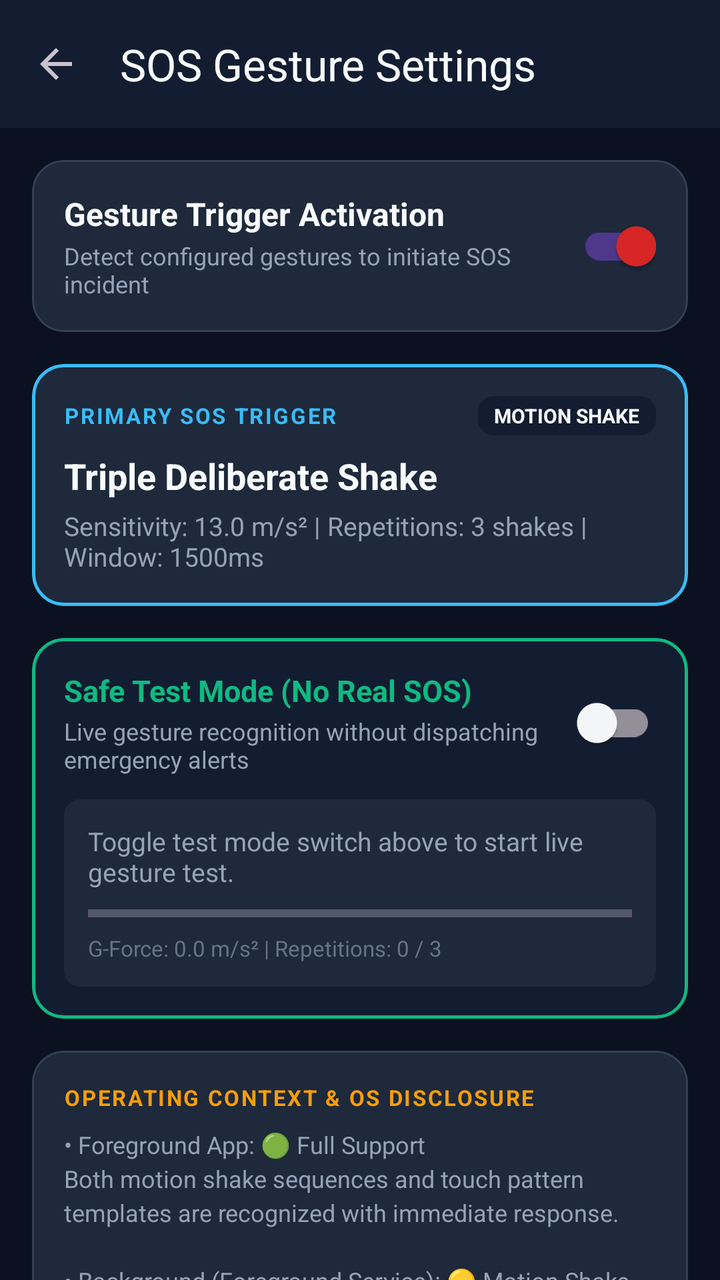
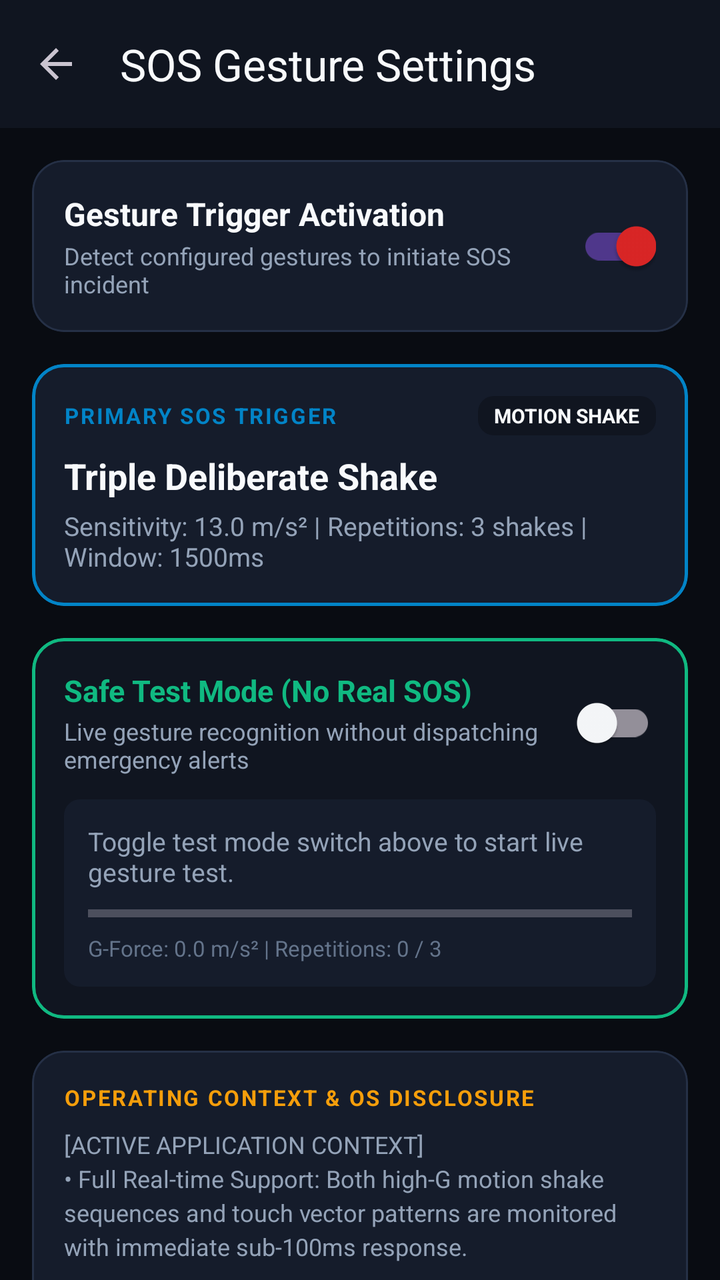

An Android layout rendered at two revisions. The XML below is the earlier revision; the diff shows what the commit changed to produce the second picture.
<!-- AndroidManifest.xml: activity theme Theme.DURGA -->
<!-- res/layout/activity_gesture_settings.xml -->
<?xml version="1.0" encoding="utf-8"?>
<androidx.coordinatorlayout.widget.CoordinatorLayout
    xmlns:android="http://schemas.android.com/apk/res/android"
    xmlns:app="http://schemas.android.com/apk/res-auto"
    xmlns:tools="http://schemas.android.com/tools"
    android:layout_width="match_parent"
    android:layout_height="match_parent"
    android:background="@color/durga_dark_bg">

    <com.google.android.material.appbar.AppBarLayout
        android:layout_width="match_parent"
        android:layout_height="wrap_content"
        android:background="@color/durga_surface_dark">

        <com.google.android.material.appbar.MaterialToolbar
            android:id="@+id/toolbar"
            android:layout_width="match_parent"
            android:layout_height="?attr/actionBarSize"
            app:navigationIcon="?attr/homeAsUpIndicator"
            app:title="SOS Gesture Settings"
            app:titleTextColor="@color/text_primary" />
    </com.google.android.material.appbar.AppBarLayout>

    <androidx.core.widget.NestedScrollView
        android:layout_width="match_parent"
        android:layout_height="match_parent"
        android:fillViewport="true"
        app:layout_behavior="@string/appbar_scrolling_view_behavior">

        <LinearLayout
            android:layout_width="match_parent"
            android:layout_height="wrap_content"
            android:orientation="vertical"
            android:padding="16dp">

            
            <com.google.android.material.card.MaterialCardView
                android:layout_width="match_parent"
                android:layout_height="wrap_content"
                android:layout_marginBottom="16dp"
                app:cardBackgroundColor="@color/durga_card_bg"
                app:cardCornerRadius="16dp"
                app:strokeColor="@color/durga_card_border"
                app:strokeWidth="1dp">

                <LinearLayout
                    android:layout_width="match_parent"
                    android:layout_height="wrap_content"
                    android:orientation="horizontal"
                    android:gravity="center_vertical"
                    android:padding="16dp">

                    <LinearLayout
                        android:layout_width="0dp"
                        android:layout_height="wrap_content"
                        android:layout_weight="1"
                        android:orientation="vertical">

                        <TextView
                            android:layout_width="wrap_content"
                            android:layout_height="wrap_content"
                            android:text="Gesture Trigger Activation"
                            android:textColor="@color/text_primary"
                            android:textSize="16sp"
                            android:textStyle="bold" />

                        <TextView
                            android:layout_width="wrap_content"
                            android:layout_height="wrap_content"
                            android:layout_marginTop="2dp"
                            android:text="Detect configured gestures to initiate SOS incident"
                            android:textColor="@color/text_secondary"
                            android:textSize="12sp" />
                    </LinearLayout>

                    <com.google.android.material.switchmaterial.SwitchMaterial
                        android:id="@+id/switchGestureEnabled"
                        android:layout_width="wrap_content"
                        android:layout_height="wrap_content"
                        android:checked="true" />
                </LinearLayout>
            </com.google.android.material.card.MaterialCardView>

            
            <com.google.android.material.card.MaterialCardView
                android:layout_width="match_parent"
                android:layout_height="wrap_content"
                android:layout_marginBottom="16dp"
                app:cardBackgroundColor="@color/durga_card_bg"
                app:cardCornerRadius="16dp"
                app:strokeColor="@color/durga_blue_accent"
                app:strokeWidth="1.5dp">

                <LinearLayout
                    android:layout_width="match_parent"
                    android:layout_height="wrap_content"
                    android:orientation="vertical"
                    android:padding="16dp">

                    <LinearLayout
                        android:layout_width="match_parent"
                        android:layout_height="wrap_content"
                        android:gravity="center_vertical"
                        android:orientation="horizontal">

                        <TextView
                            android:layout_width="0dp"
                            android:layout_height="wrap_content"
                            android:layout_weight="1"
                            android:text="PRIMARY SOS TRIGGER"
                            android:textColor="@color/durga_blue_accent"
                            android:textSize="11sp"
                            android:letterSpacing="0.08"
                            android:textStyle="bold" />

                        <TextView
                            android:id="@+id/tvPrimaryTypeBadge"
                            android:layout_width="wrap_content"
                            android:layout_height="wrap_content"
                            android:background="@drawable/badge_bg"
                            android:backgroundTint="@color/durga_surface_dark"
                            android:paddingHorizontal="8dp"
                            android:paddingVertical="3dp"
                            android:text="MOTION SHAKE"
                            android:textColor="@color/text_primary"
                            android:textSize="10sp"
                            android:textStyle="bold" />
                    </LinearLayout>

                    <TextView
                        android:id="@+id/tvPrimaryGestureName"
                        android:layout_width="wrap_content"
                        android:layout_height="wrap_content"
                        android:layout_marginTop="8dp"
                        android:text="Triple Deliberate Shake"
                        android:textColor="@color/text_primary"
                        android:textSize="18sp"
                        android:textStyle="bold" />

                    <TextView
                        android:id="@+id/tvPrimaryGestureDetails"
                        android:layout_width="wrap_content"
                        android:layout_height="wrap_content"
                        android:layout_marginTop="4dp"
                        android:text="Sensitivity: 13.0 m/s² | Repetitions: 3 shakes | Window: 1500ms"
                        android:textColor="@color/text_secondary"
                        android:textSize="13sp" />
                </LinearLayout>
            </com.google.android.material.card.MaterialCardView>

            
            <com.google.android.material.card.MaterialCardView
                android:layout_width="match_parent"
                android:layout_height="wrap_content"
                android:layout_marginBottom="16dp"
                app:cardBackgroundColor="@color/durga_surface_dark"
                app:cardCornerRadius="16dp"
                app:strokeColor="@color/durga_green_safe"
                app:strokeWidth="1.5dp">

                <LinearLayout
                    android:layout_width="match_parent"
                    android:layout_height="wrap_content"
                    android:orientation="vertical"
                    android:padding="16dp">

                    <LinearLayout
                        android:layout_width="match_parent"
                        android:layout_height="wrap_content"
                        android:gravity="center_vertical"
                        android:orientation="horizontal">

                        <LinearLayout
                            android:layout_width="0dp"
                            android:layout_height="wrap_content"
                            android:layout_weight="1"
                            android:orientation="vertical">

                            <TextView
                                android:layout_width="wrap_content"
                                android:layout_height="wrap_content"
                                android:text="Safe Test Mode (No Real SOS)"
                                android:textColor="@color/durga_green_safe"
                                android:textSize="15sp"
                                android:textStyle="bold" />

                            <TextView
                                android:layout_width="wrap_content"
                                android:layout_height="wrap_content"
                                android:layout_marginTop="2dp"
                                android:text="Live gesture recognition without dispatching emergency alerts"
                                android:textColor="@color/text_secondary"
                                android:textSize="12sp" />
                        </LinearLayout>

                        <com.google.android.material.switchmaterial.SwitchMaterial
                            android:id="@+id/switchTestMode"
                            android:layout_width="wrap_content"
                            android:layout_height="wrap_content"
                            android:checked="false" />
                    </LinearLayout>

                    <LinearLayout
                        android:id="@+id/layoutTestFeedback"
                        android:layout_width="match_parent"
                        android:layout_height="wrap_content"
                        android:layout_marginTop="12dp"
                        android:background="@drawable/badge_bg"
                        android:backgroundTint="@color/durga_card_bg"
                        android:orientation="vertical"
                        android:padding="12dp">

                        <TextView
                            android:id="@+id/tvTestStatusLabel"
                            android:layout_width="wrap_content"
                            android:layout_height="wrap_content"
                            android:text="Toggle test mode switch above to start live gesture test."
                            android:textColor="@color/text_secondary"
                            android:textSize="13sp" />

                        <ProgressBar
                            android:id="@+id/pbAccelerationMeter"
                            style="?android:attr/progressBarStyleHorizontal"
                            android:layout_width="match_parent"
                            android:layout_height="8dp"
                            android:layout_marginTop="8dp"
                            android:max="30"
                            android:progress="0"
                            android:progressTint="@color/durga_blue_accent" />

                        <TextView
                            android:id="@+id/tvTestTelemetry"
                            android:layout_width="wrap_content"
                            android:layout_height="wrap_content"
                            android:layout_marginTop="6dp"
                            android:text="G-Force: 0.0 m/s² | Repetitions: 0 / 3"
                            android:textColor="@color/text_muted"
                            android:textSize="11sp" />

                        
                        <LinearLayout
                            android:id="@+id/layoutTouchTestCanvas"
                            android:layout_width="match_parent"
                            android:layout_height="wrap_content"
                            android:layout_marginTop="8dp"
                            android:orientation="vertical"
                            android:visibility="gone">

                            <TextView
                                android:layout_width="wrap_content"
                                android:layout_height="wrap_content"
                                android:text="Draw pattern on canvas below to test template match:"
                                android:textColor="@color/text_secondary"
                                android:textSize="12sp" />

                            <com.durga.emergency.ui.gesture.GestureDrawingView
                                android:id="@+id/drawingViewTest"
                                android:layout_width="match_parent"
                                android:layout_height="140dp"
                                android:layout_marginTop="6dp" />

                            <Button
                                android:id="@+id/btnClearTestCanvas"
                                style="@style/Widget.Material3.Button.TextButton"
                                android:layout_width="wrap_content"
                                android:layout_height="wrap_content"
                                android:layout_gravity="end"
                                android:text="Clear Canvas"
                                android:textColor="@color/durga_blue_accent"
                                android:textSize="11sp" />
                        </LinearLayout>
                    </LinearLayout>
                </LinearLayout>
            </com.google.android.material.card.MaterialCardView>

            
            <com.google.android.material.card.MaterialCardView
                android:layout_width="match_parent"
                android:layout_height="wrap_content"
                android:layout_marginBottom="16dp"
                app:cardBackgroundColor="@color/durga_card_bg"
                app:cardCornerRadius="16dp"
                app:strokeColor="@color/durga_card_border"
                app:strokeWidth="1dp">

                <LinearLayout
                    android:layout_width="match_parent"
                    android:layout_height="wrap_content"
                    android:orientation="vertical"
                    android:padding="16dp">

                    <TextView
                        android:layout_width="wrap_content"
                        android:layout_height="wrap_content"
                        android:text="OPERATING CONTEXT &amp; OS DISCLOSURE"
                        android:textColor="@color/durga_amber_warning"
                        android:textSize="11sp"
                        android:letterSpacing="0.08"
                        android:textStyle="bold" />

                    <TextView
                        android:layout_width="wrap_content"
                        android:layout_height="wrap_content"
                        android:layout_marginTop="8dp"
                        android:text="• Foreground App: 🟢 Full Support\nBoth motion shake sequences and touch pattern templates are recognized with immediate response.\n\n• Background (Foreground Service): 🟡 Motion Shake Supported\nContinuous accelerometer monitoring requires the persistent notification service. Subject to OEM aggressive battery management and Doze restrictions.\n\n• System Lock-Screen: 🟠 Motion Shake Only\nAndroid 10+ restricts arbitrary touch capture across system lock screens for privacy and security. Touch patterns operate only within the DURGA app. For 100% reliable lock-screen emergency activation, use the persistent notification 'TRIGGER SOS' action button."
                        android:textColor="@color/text_secondary"
                        android:textSize="12sp"
                        android:lineSpacingExtra="3dp" />
                </LinearLayout>
            </com.google.android.material.card.MaterialCardView>

            
            <LinearLayout
                android:layout_width="match_parent"
                android:layout_height="wrap_content"
                android:gravity="center_vertical"
                android:orientation="horizontal"
                android:layout_marginBottom="8dp">

                <TextView
                    android:layout_width="0dp"
                    android:layout_height="wrap_content"
                    android:layout_weight="1"
                    android:text="Saved Gestures"
                    android:textColor="@color/text_primary"
                    android:textSize="16sp"
                    android:textStyle="bold" />

                <com.google.android.material.button.MaterialButton
                    android:id="@+id/btnAddNewGesture"
                    style="@style/Widget.Material3.Button.TonalButton"
                    android:layout_width="wrap_content"
                    android:layout_height="wrap_content"
                    android:text="+ Add Gesture"
                    android:textColor="@color/durga_blue_accent"
                    android:textSize="12sp" />
            </LinearLayout>

            
            <LinearLayout
                android:id="@+id/layoutSavedGesturesContainer"
                android:layout_width="match_parent"
                android:layout_height="wrap_content"
                android:orientation="vertical" />

        </LinearLayout>
    </androidx.core.widget.NestedScrollView>
</androidx.coordinatorlayout.widget.CoordinatorLayout>
<!-- resources referenced by this layout -->
<resources>
  <color name="durga_amber_warning">#F59E0B</color>
  <color name="durga_blue_accent">#38BDF8</color>
  <color name="durga_card_bg">#1E293B</color>
  <color name="durga_card_border">#334155</color>
  <color name="durga_dark_bg">#0B1120</color>
  <color name="durga_green_safe">#10B981</color>
  <color name="durga_surface_dark">#131D31</color>
  <color name="text_muted">#64748B</color>
  <color name="text_primary">#F8FAFC</color>
  <color name="text_secondary">#94A3B8</color>
  <!-- drawable badge_bg (drawable) -->
  <?xml version="1.0" encoding="utf-8"?>
  <shape xmlns:android="http://schemas.android.com/apk/res/android"
      android:shape="rectangle">
      <corners android:radius="8dp" />
      <solid android:color="@color/durga_surface_dark" />
  </shape>
  <style name="Theme.DURGA" parent="Theme.Material3.Dark.NoActionBar">
          <item name="android:statusBarColor">@color/durga_dark_bg</item>
          <item name="android:navigationBarColor">@color/durga_dark_bg</item>
          <item name="android:windowBackground">@color/durga_dark_bg</item>
          <item name="colorPrimary">@color/durga_red_primary</item>
          <item name="colorSecondary">@color/durga_blue_accent</item>
          <item name="colorSurface">@color/durga_surface_dark</item>
          <item name="colorOnSurface">@color/text_primary</item>
      </style>
  <color name="durga_red_primary">#DC2626</color>
</resources>

<!-- the commit's change to res/layout/activity_gesture_settings.xml (unified diff, before → after) -->
@@ -302,7 +302,7 @@
                         android:layout_width="wrap_content"
                         android:layout_height="wrap_content"
                         android:layout_marginTop="8dp"
-                        android:text="• Foreground App: 🟢 Full Support\nBoth motion shake sequences and touch pattern templates are recognized with immediate response.\n\n• Background (Foreground Service): 🟡 Motion Shake Supported\nContinuous accelerometer monitoring requires the persistent notification service. Subject to OEM aggressive battery management and Doze restrictions.\n\n• System Lock-Screen: 🟠 Motion Shake Only\nAndroid 10+ restricts arbitrary touch capture across system lock screens for privacy and security. Touch patterns operate only within the DURGA app. For 100% reliable lock-screen emergency activation, use the persistent notification 'TRIGGER SOS' action button."
+                        android:text="[ACTIVE APPLICATION CONTEXT]\n• Full Real-time Support: Both high-G motion shake sequences and touch vector patterns are monitored with immediate sub-100ms response.\n\n[BACKGROUND DEFENSE SERVICE]\n• Continuous Sensor Polling: Background service maintains active accelerometer monitoring. Protected by system foreground notification.\n\n[SECURE LOCK-SCREEN ENVIRONMENT]\n• Hardware Accelerometer Only: Android security policies restrict custom touch pattern capture while the device is locked. Motion shake triggers directly from pocket or lock-screen. For 100% reliable tactile dispatch on locked devices, use the persistent notification 'ACTIVATE SOS' action."
                         android:textColor="@color/text_secondary"
                         android:textSize="12sp"
                         android:lineSpacingExtra="3dp" />
<!-- resource entries referenced after the edit -->
@@ -1,12 +1,12 @@
 <!-- resources referenced by this layout -->
 <resources>
   <color name="durga_amber_warning">#F59E0B</color>
-  <color name="durga_blue_accent">#38BDF8</color>
-  <color name="durga_card_bg">#1E293B</color>
-  <color name="durga_card_border">#334155</color>
-  <color name="durga_dark_bg">#0B1120</color>
+  <color name="durga_blue_accent">#0284C7</color>
+  <color name="durga_card_bg">#151C2B</color>
+  <color name="durga_card_border">#253046</color>
+  <color name="durga_dark_bg">#090C12</color>
   <color name="durga_green_safe">#10B981</color>
-  <color name="durga_surface_dark">#131D31</color>
+  <color name="durga_surface_dark">#101520</color>
   <color name="text_muted">#64748B</color>
   <color name="text_primary">#F8FAFC</color>
   <color name="text_secondary">#94A3B8</color>
